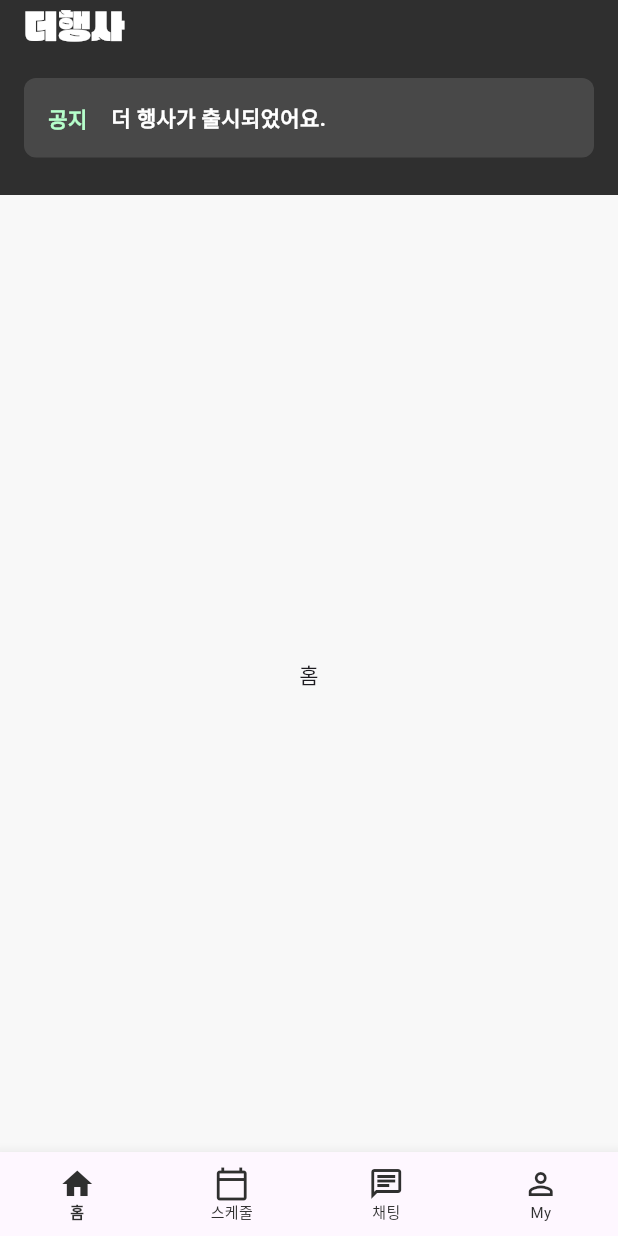
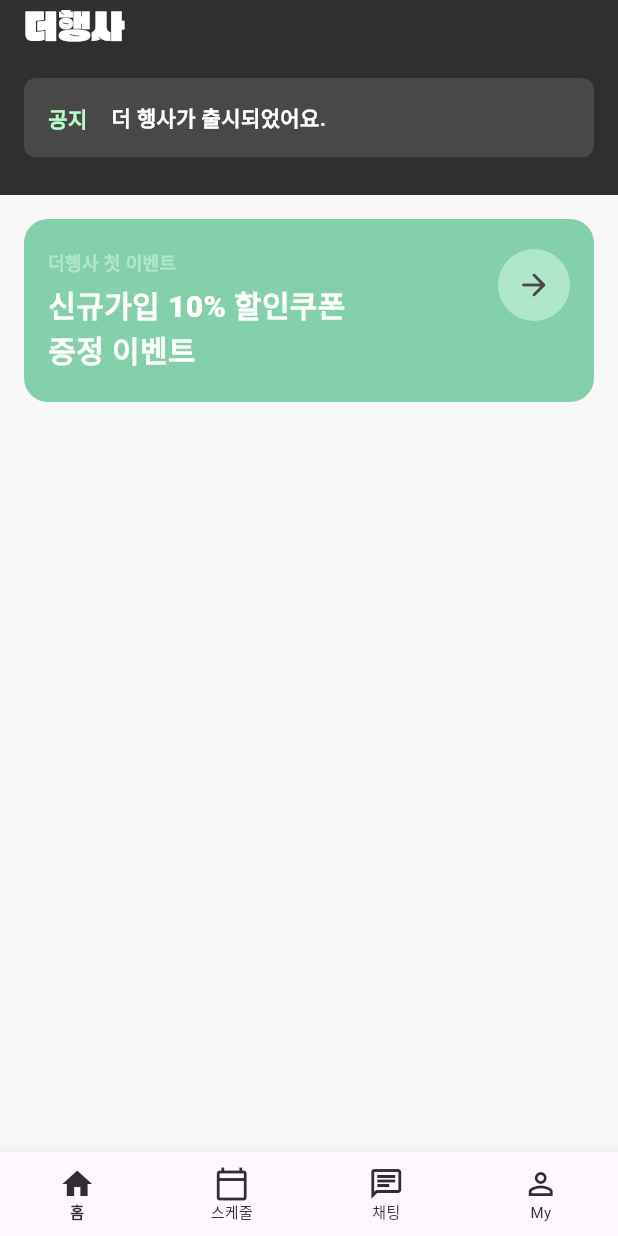
Before and after one commit to nx006/B612-Flutter-UI, a Flutter app: the screen it shows after launch, on a phone screen of 412 x 824 dp. Run offline on Flutter 3.47's test engine with Material 2 defaults, Android fonts, the light colour scheme and no system bars.

Commit message:
feat: PromotionCard 제작

```diff
--- /dev/null
+++ b/lib/common/view/home_page.dart
@@ -0,0 +1,23 @@
+import 'package:b612_flutter_ui/common/layout/default_layout.dart';
+import 'package:b612_flutter_ui/promotion/component/promotion_card.dart';
+import 'package:flutter/material.dart';
+
+class HomePage extends StatelessWidget {
+  const HomePage({super.key});
+
+  @override
+  Widget build(BuildContext context) {
+    return const DefaultLayout(
+        child: Center(
+      child: Padding(
+        padding: EdgeInsets.all(16.0),
+        child: Column(
+          crossAxisAlignment: CrossAxisAlignment.center,
+          children: [
+            EventCard(),
+          ],
+        ),
+      ),
+    ));
+  }
+}
--- a/lib/common/view/tab_view.dart
+++ b/lib/common/view/tab_view.dart
@@ -1,6 +1,7 @@
 import 'package:b612_flutter_ui/common/component/custom_appbar.dart';
 import 'package:b612_flutter_ui/common/const/colors.dart';
 import 'package:b612_flutter_ui/common/layout/default_layout.dart';
+import 'package:b612_flutter_ui/common/view/home_page.dart';
 import 'package:flutter/material.dart';
 
 class TabView extends StatefulWidget {
@@ -66,7 +67,7 @@ class _TabViewState extends State<TabView> with TickerProviderStateMixin {
         physics: const NeverScrollableScrollPhysics(),
         controller: _tabController,
         children: const [
-          Center(child: Text('홈')),
+          HomePage(),
           Center(child: Text('스케줄')),
           Center(child: Text('채팅')),
           Center(child: Text('My')),
--- /dev/null
+++ b/lib/promotion/component/promotion_card.dart
@@ -0,0 +1,68 @@
+import 'package:b612_flutter_ui/common/const/colors.dart';
+import 'package:flutter/material.dart';
+
+class EventCard extends StatelessWidget {
+  const EventCard({super.key});
+
+  @override
+  Widget build(BuildContext context) {
+    return Container(
+      decoration: BoxDecoration(
+        borderRadius: BorderRadius.circular(16),
+        color: kPrimaryHighlightColor,
+      ),
+      child: Padding(
+        padding: const EdgeInsets.symmetric(
+          horizontal: 16.0,
+          vertical: 20.0,
+        ),
+        child: Stack(
+          children: [
+            const Align(
+              alignment: Alignment.centerLeft,
+              child: Column(
+                crossAxisAlignment: CrossAxisAlignment.start,
+                children: [
+                  Text(
+                    '더행사 첫 이벤트',
+                    style: TextStyle(
+                      color: kSecondaryHighlightColor,
+                      fontSize: 12,
+                      fontWeight: FontWeight.w600,
+                    ),
+                  ),
+                  SizedBox(
+                    height: 4,
+                  ),
+                  Text(
+                    '신규가입 10% 할인쿠폰\n증정 이벤트',
+                    style: TextStyle(
+                      color: Colors.white,
+                      fontSize: 20,
+                      fontWeight: FontWeight.w800,
+                    ),
+                  )
+                ],
+              ),
+            ),
+            Align(
+              alignment: Alignment.bottomRight,
+              child: Container(
+                  decoration: const BoxDecoration(
+                    shape: BoxShape.circle,
+                    color: kSecondaryHighlightColor,
+                  ),
+                  child: const Padding(
+                    padding: EdgeInsets.all(12.0),
+                    child: Icon(
+                      Icons.arrow_forward_rounded,
+                      color: kTextFieldColor,
+                    ),
+                  )),
+            ),
+          ],
+        ),
+      ),
+    );
+  }
+}
```
